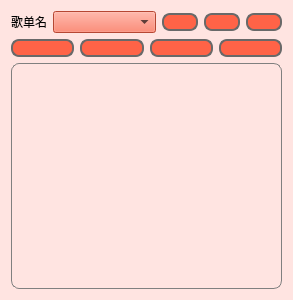
This is musiclistsdialog.ui in Vivanto-Libera/Pomodoro as Qt 5 draws it before an edit. The edited form follows.
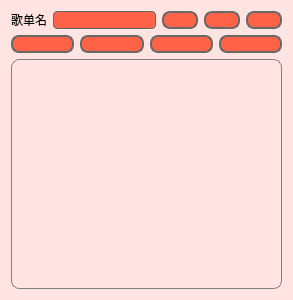
This is the edited form. Icons and pictures are not drawn.

Commit message: Changed stylesheet of comboBox

```diff
--- a/musiclistsdialog.ui
+++ b/musiclistsdialog.ui
@@ -53,6 +53,40 @@
 QComboBox
 {
 	background-color:rgb(255,99,71);
+	border-radius:4px;
+	border:1px solid rgb(105,105,105);
+	padding:0px 4px;
+}
+QComboBox::drop-down
+{
+	border-radius:4px;
+}
+QComboBox::down-arrow
+{
+	image:url(:/icons/images/down.png);
+	width:15px;
+}
+QComboBox QAbstractItemView
+{
+	background-color:#FFF5E6;
+	color:#333333;
+	border:1px solid rgb(255,99,71);
+	border-radius:4px;
+	padding:3px;
+	selection-background-color:rgb(255,99,71);
+	selection-color:white;
+}
+QComboBox QAbstractItemView::item:hover
+{
+	background-color:#FF4500;
+}
+QComboBox::hover
+{
+	border-color:#FF4500;
+}
+QComboBox::drop-down:hover
+{
+	background-color:rgba(255,255,255,0.1);
 }
 QListWidget::item
 {
```
The commit also changes 3 other files.
